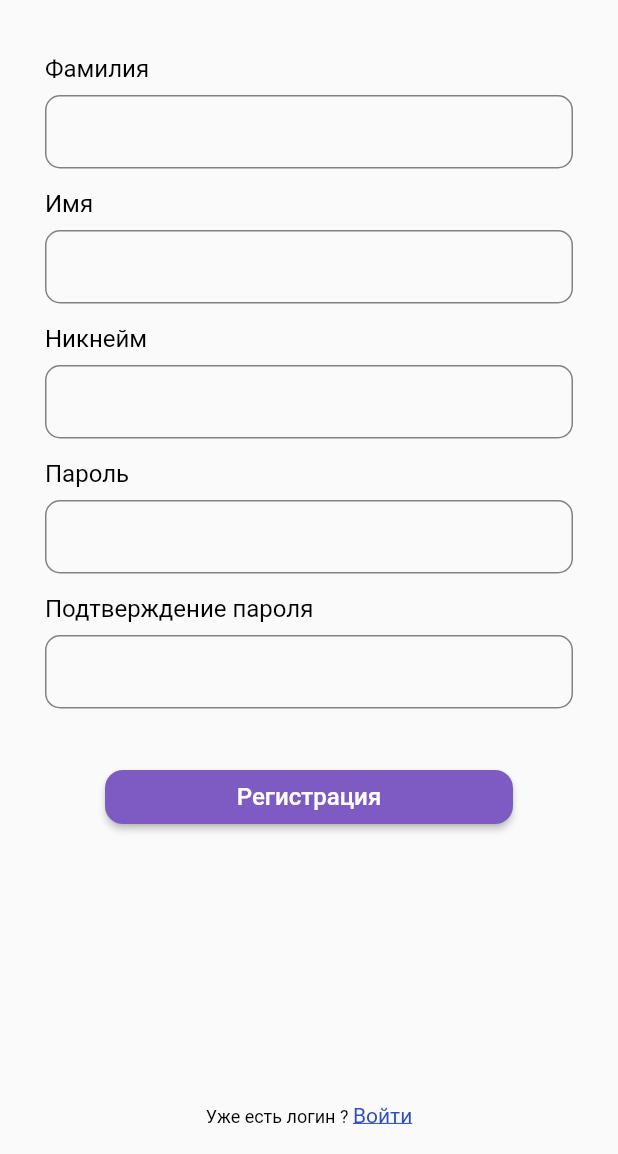
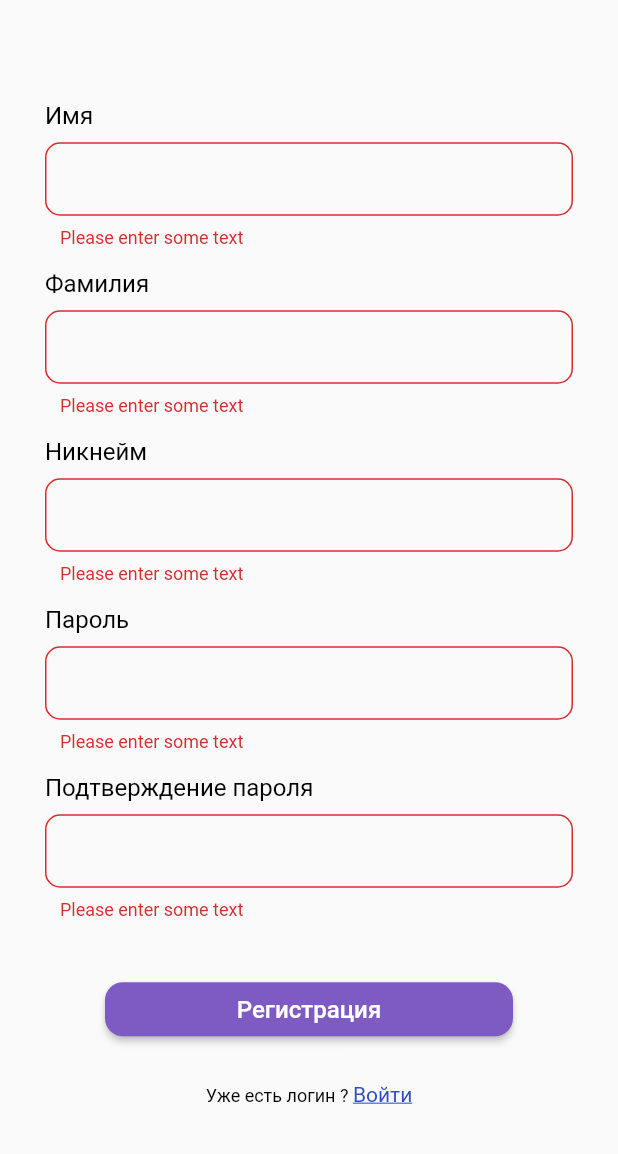
Before and after one commit to denihero/megalab-intership, a Flutter app: the RegistrationScreen screen opened directly, after a tap on "Регистрация", on a phone screen of 412 x 824 dp, the part 82-1236 px from its top. Run offline on Flutter 3.47's test engine with Material 2 defaults, Android fonts, the phone set to English and light mode, and no system bars; our stand-ins replace dartz, dio, equatable, flutter_bloc, flutter_svg, freezed_annotation and 2 more; Roboto replaces fonts that are missing (Ubuntu).

Commit message:
feat: add Api registration

```diff
--- /dev/null
+++ b/lib/future/auth/register/presentation/bloc/register_state.dart
@@ -0,0 +1,15 @@
+part of 'register_cubit.dart';
+
+abstract class RegisterState extends Equatable {
+  @override
+  List<Object> get props => [];
+}
+
+class RegisterInitial extends RegisterState {
+  @override
+  List<Object> get props => [];
+}
+class RegisterLoading extends RegisterState {}
+class RegisterLoaded extends RegisterState {}
+class RegisterSuccess extends RegisterState {}
+class RegisterError extends RegisterState {}
--- a/lib/future/auth/register/presentation/pages/registration_page.dart
+++ b/lib/future/auth/register/presentation/pages/registration_page.dart
@@ -1,6 +1,10 @@
+import 'dart:async';
 import 'package:flutter/gestures.dart';
 import 'package:flutter/material.dart';
+import 'package:flutter_bloc/flutter_bloc.dart';
 import 'package:flutter_svg/flutter_svg.dart';
+import 'package:mega_intern/future/auth/register/presentation/bloc/register_cubit.dart';
+import 'package:mega_intern/future/home/presentation/pages/home_page.dart';
 import 'package:mega_intern/future/widgets/primary_button.dart';
 import 'package:mega_intern/future/widgets/text_form_field_widget.dart';
 import 'package:mega_intern/theme/palette.dart';
@@ -16,6 +20,24 @@ class RegistrationScreen extends StatefulWidget {
 }
 
 class _RegistrationScreenState extends State<RegistrationScreen> {
+  late final TextEditingController nameController;
+  late final TextEditingController surnameController;
+  late final TextEditingController nicknameController;
+  late final TextEditingController passwordController;
+  late final TextEditingController password2Controller;
+
+  final _formKey = GlobalKey<FormState>();
+
+  @override
+  void initState() {
+    nameController = TextEditingController();
+    surnameController = TextEditingController();
+    nicknameController = TextEditingController();
+    passwordController = TextEditingController();
+    password2Controller = TextEditingController();
+    super.initState();
+  }
+
   @override
   Widget build(BuildContext context) {
     return Scaffold(
@@ -30,24 +52,48 @@ class _RegistrationScreenState extends State<RegistrationScreen> {
         backgroundColor: Colors.transparent,
         elevation: 0,
       ),
-      body: Column(
+      body: Center(
+        child: SingleChildScrollView(
+          reverse: true,
+          child: Padding(
+            padding:
+                EdgeInsets.only(bottom: MediaQuery.of(context).viewInsets.bottom),
+            child: SizedBox(
+              child: Form(
+                key: _formKey,
+                child: BlocBuilder<RegisterCubit, RegisterState>(
+                  builder: (context, state) {
+                    if (state is RegisterInitial) {
+                      return Stack(
+                        children: [
+                          Column(
                             mainAxisAlignment: MainAxisAlignment.start,
                             crossAxisAlignment: CrossAxisAlignment.center,
                             children: [
-          const TextFormFieldWidget(
+                              TextFormFieldWidget(
+                                title: 'Имя',
+                                controller: nameController,
+                                enabled: true,
+                              ),
+                              TextFormFieldWidget(
                                 title: 'Фамилия',
+                                controller: surnameController,
+                                enabled: true,
                               ),
-          const TextFormFieldWidget(
-            title: 'Имя',
+                              TextFormFieldWidget(
+                                title: 'Никнейм',
+                                controller: nicknameController,
+                                enabled: true,
                               ),
-          const TextFormFieldWidget(
-            title: 'Никнейм',
+                              TextFormFieldWidget(
+                                title: 'Пароль',
+                                controller: passwordController,
+                                enabled: true,
                               ),
-          const TextFormFieldWidget(
-            title: 'Пароль',
-          ),
-          const TextFormFieldWidget(
+                              TextFormFieldWidget(
                                 title: 'Подтверждение пароля',
+                                controller: password2Controller,
+                                enabled: true,
                               ),
                               const SizedBox(
                                 height: 32,
@@ -57,11 +103,19 @@ class _RegistrationScreenState extends State<RegistrationScreen> {
                                   'Регистрация',
                                   style: UBUNTU_16_500_WHITE,
                                 ),
-            onPressed: () {},
+                                onPressed: () {
+                                  if (_formKey.currentState!.validate()) {
+                                    context.read<RegisterCubit>().registerCubit(
+                                        name: nameController.text,
+                                        surname: surnameController.text,
+                                        nickname: nicknameController.text,
+                                        password: passwordController.text,
+                                        password2: password2Controller.text);
+                                  }
+                                },
                               ),
-          const Spacer(),
                               Padding(
-            padding: const EdgeInsets.only(bottom: 18),
+                                padding: const EdgeInsets.only(top: 25),
                                 child: RichText(
                                     text: TextSpan(children: [
                                   TextSpan(
@@ -74,16 +128,41 @@ class _RegistrationScreenState extends State<RegistrationScreen> {
                                           Navigator.push(
                                             context,
                                             MaterialPageRoute(
-                            builder: (context) => const LoginScreen()),
+                                                builder: (context) =>
+                                                    const LoginScreen()),
                                           );
                                         },
                                       style: const TextStyle(
-                      color: BLUE, decoration: TextDecoration.underline),
+                                          color: BLUE,
+                                          decoration: TextDecoration.underline),
                                       text: 'Войти'),
                                 ])),
                               )
                             ],
                           ),
+                        ],
+                      );
+                    } else if (state is RegisterSuccess) {
+                      Future.delayed(const Duration(seconds: 3), () {
+                        Navigator.pushReplacement(
+                          context,
+                          MaterialPageRoute(
+                              builder: (context) => const HomeScreen()),
+                        );
+                      });
+                      return const Center(
+                          child: Text('Вы успешно зарегистрировались'));
+                    } else if (state is RegisterLoading) {
+                      return const Center(child: CircularProgressIndicator());
+                    }
+                    return const SizedBox.shrink();
+                  },
+                ),
+              ),
+            ),
+          ),
+        ),
+      ),
     );
   }
 }
--- a/lib/future/widgets/text_form_field_widget.dart
+++ b/lib/future/widgets/text_form_field_widget.dart
@@ -3,7 +3,7 @@ import 'package:mega_intern/theme/palette.dart';
 import 'package:mega_intern/theme/style.dart';
 
 class TextFormFieldWidget extends StatelessWidget {
-  const TextFormFieldWidget({
+  const   TextFormFieldWidget({
     Key? key,
     required this.title,
     this.padding = const EdgeInsets.symmetric(horizontal: 30, vertical: 3),
@@ -15,7 +15,7 @@ class TextFormFieldWidget extends StatelessWidget {
     this.height,
     this.borderRadius = 10,
     this.maxLines = 1,
-    this.obscureText = false,
+    this.obscureText = false, this.controller,
   }) : super(key: key);
 
   final String title;
@@ -28,6 +28,7 @@ class TextFormFieldWidget extends StatelessWidget {
   final double? height;
   final double borderRadius;
   final int? maxLines;
+  final TextEditingController? controller;
 
   @override
   Widget build(BuildContext context) {
@@ -46,10 +47,17 @@ class TextFormFieldWidget extends StatelessWidget {
           SizedBox(
             height: height,
             child: TextFormField(
-              initialValue: initialValue,
+              validator: (value) {
+                if (value == null || value.isEmpty) {
+                  return 'Please enter some text';
+                }
+                return null;
+              },
+              controller: controller,
               keyboardType: TextInputType.multiline,
               maxLines: maxLines,
               obscureText: obscureText,
+              textInputAction: TextInputAction.next,
               //readOnly: enabled,
               decoration: InputDecoration(
                   suffixIcon: suffixIcon,
--- /dev/null
+++ b/lib/locator_service.dart
@@ -0,0 +1,11 @@
+import 'package:dio/dio.dart';
+import 'package:get_it/get_it.dart';
+import 'package:mega_intern/future/auth/register/data/datasources/user_data_source.dart';
+import 'package:mega_intern/future/auth/register/presentation/bloc/register_cubit.dart';
+
+final sl = GetIt.instance;
+init() {
+  sl.registerFactory(() => RegisterCubit(sl()));
+
+  sl.registerLazySingleton<UserDataSourceImpl>(() => UserDataSourceImpl(client: Dio()));
+}
--- a/lib/main.dart
+++ b/lib/main.dart
@@ -1,7 +1,10 @@
 import 'package:flutter/material.dart';
+import 'package:mega_intern/locator_service.dart';
 
 import 'app.dart';
 
-void main() {
+void main() async{
+  WidgetsFlutterBinding.ensureInitialized();
+  await init();
   runApp(const App());
 }
--- a/pubspec.yaml
+++ b/pubspec.yaml
@@ -24,6 +24,10 @@ dependencies:
   json_annotation: ^4.7.0
   dartz: ^0.10.1
   google_fonts: ^3.0.1
+  equatable: ^2.0.5
+  dio: ^4.0.6
+  flutter_bloc: ^8.1.1
+  get_it: ^7.2.0
 
 dev_dependencies:
   flutter_test:
```
Also changed, not shown: lib/app.dart (+14 -3 lines), lib/future/auth/register/data/datasources/user_data_source.dart (added, +52 -0 lines), lib/future/auth/register/data/model/user_model.dart (added, +14 -0 lines), lib/future/auth/register/domain/entity/auth_entity.dart (added, +19 -0 lines), lib/future/auth/register/domain/repositories/auth_repository.dart (added, +7 -0 lines), lib/future/auth/register/domain/usecases/register.dart (added, +15 -0 lines), lib/future/auth/register/presentation/bloc/register_cubit.dart (added, +31 -0 lines), lib/future/home/presentation/widget/news_card_widget.dart (+5 -5 lines), lib/future/widgets/blur_background_widget.dart (added, +26 -0 lines), lib/future/auth/register/data/model/user_model.freezed.dart (added), lib/future/auth/register/data/model/user_model.g.dart (added), pubspec.lock. Lines whose indentation alone changed are shown as unchanged.
